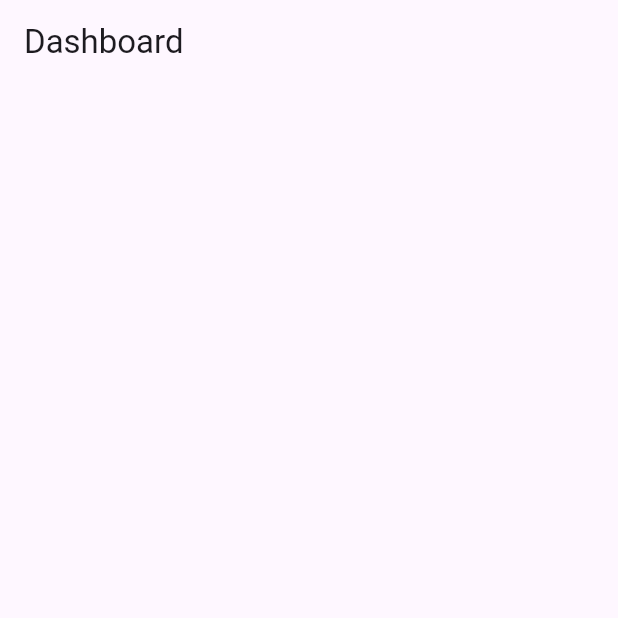
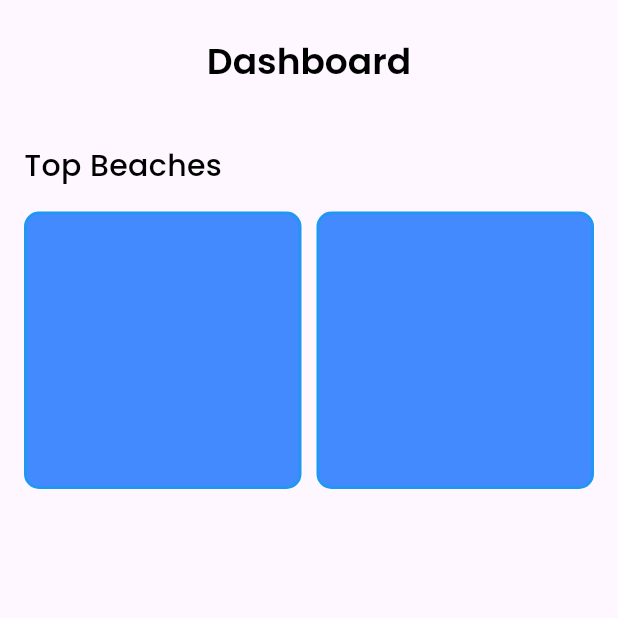
Before and after one commit to Niru-Prajapati/Flutter, a Flutter app: the DashboardView screen opened directly, on a phone screen of 412 x 824 dp, the top half of it. Run offline on Flutter 3.47's test engine with Material 3 defaults, Android fonts, the phone set to English and light mode, and no system bars; project files that could hold a hidden picture were left out.

Commit message:
updated files

```diff
--- a/lib/modules/home/dashboard_view.dart
+++ b/lib/modules/home/dashboard_view.dart
@@ -1,4 +1,5 @@
 import 'package:flutter/material.dart';
+import 'package:youtube/constants/app_text_styles.dart';
 
 class DashboardView extends StatefulWidget {
   const DashboardView({super.key});
@@ -11,7 +12,48 @@ class _DashboardViewState extends State<DashboardView> {
   @override
   Widget build(BuildContext context) {
     return Scaffold(appBar: AppBar(
-      title: Text('Dashboard'),
-    ),);
+      title: Text('Dashboard',
+        style: AppTextStyle.poppinsSemiBold.copyWith(fontSize: 24),
+      ),
+      centerTitle: true,
+      toolbarHeight: 80,
+    ),
+
+    body:Padding(
+      padding: const EdgeInsets.all(16),
+      child:SingleChildScrollView(
+        child: Column(
+          crossAxisAlignment: CrossAxisAlignment.start,
+          children: [
+            Text(
+              'Top Beaches',
+              style: AppTextStyle.poppinsMedium.copyWith(fontSize: 20),
+            ),
+            SizedBox(height: 16,),
+            GridView.builder(
+              gridDelegate: SliverGridDelegateWithFixedCrossAxisCount(
+              crossAxisCount: 2 ,
+              crossAxisSpacing: 10,
+              mainAxisSpacing: 10,),
+
+              itemBuilder: (context,index) {
+                return Container(
+                  decoration: BoxDecoration(
+                    color: Colors.blueAccent,
+                    borderRadius: BorderRadius.circular(10),
+                    border: Border.all(color: Colors.blue, width: 2),
+                  ),
+                  padding: EdgeInsets.all(16),
+                );
+              },
+                itemCount:2,
+                primary:false,
+                shrinkWrap:true,
+              ),
+          ],
+        ),
+      ),
+    ),
+    );
   }
 }
```
